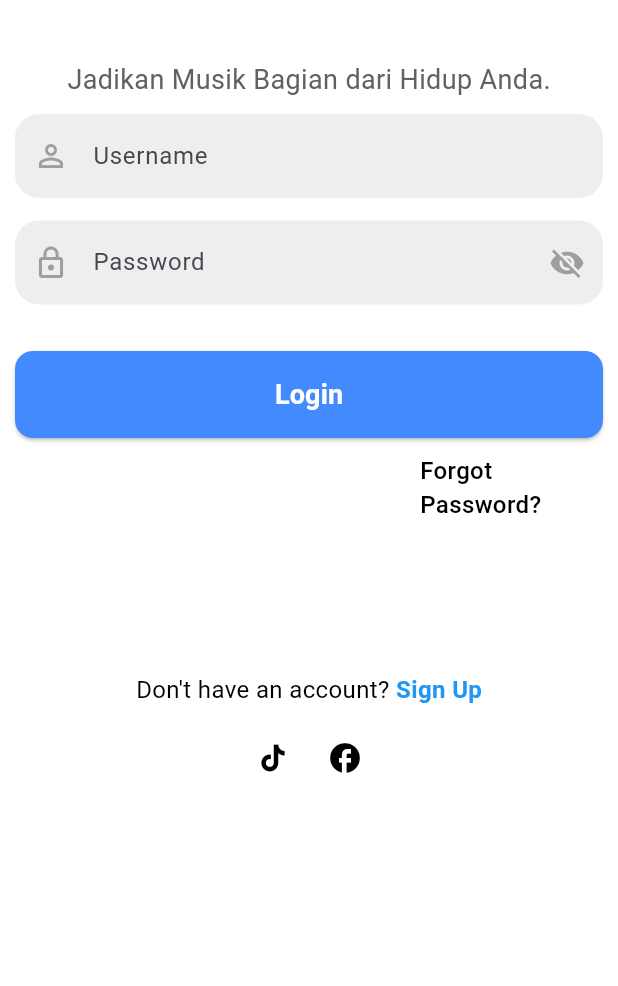
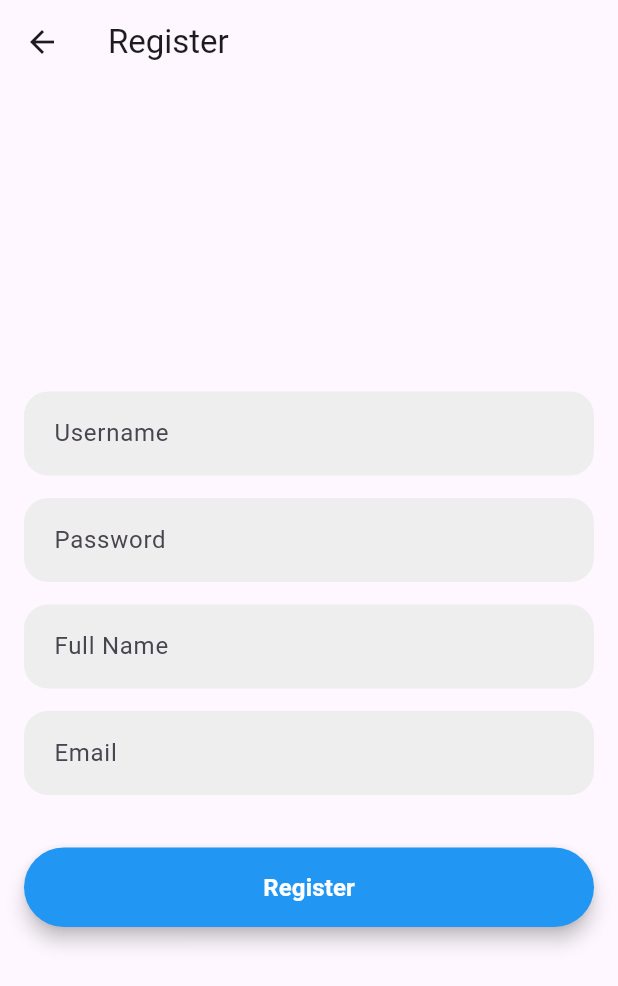
Before and after one commit to nrico25/pas_example, a Flutter app: the screen it shows after launch, after a tap on "Sign Up", on a phone screen of 412 x 824 dp. Shown: the top 986 px of the screen. Run offline on Flutter 3.47's test engine with Material 3 defaults, Android fonts, the phone set to English and light mode, and no system bars; our stand-ins replace get, sqflite; accounts and stored records are empty; network calls fail; Roboto replaces fonts that are missing (NunitoSans).

Commit message:
feat[RIC] add register

```diff
--- a/lib/login/login_page.dart
+++ b/lib/login/login_page.dart
@@ -127,7 +127,9 @@ class LoginApiPage extends StatelessWidget {
                   colors: Colors.black,
                 ),
                 GestureDetector(
-                  onTap: () {},
+                  onTap: () {
+                    Get.toNamed('/register');
+                  },
                   child: MyText(
                     hintText: 'Sign Up',
                     fontSize: 16,
--- a/lib/main.dart
+++ b/lib/main.dart
@@ -4,6 +4,7 @@ import 'package:pas_example/bindings/bindings.dart';
 import 'package:pas_example/login/login_page.dart';
 import 'package:pas_example/pages/bottom_nav_pages.dart';
 import 'package:pas_example/pages/loginPage.dart';
+import 'package:pas_example/register/register_page.dart';
 
 
 void main() {
@@ -25,6 +26,10 @@ class MyApp extends StatelessWidget {
           page: () => LoginApiPage(),
         ),
         GetPage(
+          name: '/register',
+          page: () => RegisterPage(),
+        ),
+        GetPage(
           name: '/bottomnav',
           page: () => BottomNavPage(),
           binding: MyBindings()
--- /dev/null
+++ b/lib/register/register_apiService.dart
@@ -0,0 +1,31 @@
+import 'dart:convert';
+import 'package:http/http.dart' as http;
+import 'package:pas_example/login/loginResponseModel.dart';
+import 'package:pas_example/register/registerResponseModel.dart';
+
+class RegisterService {
+  final url = Uri.parse('https://mediadwi.com/api/latihan/register-user');
+  Future<RegisterResponseModel> registerUser(
+      String username, String password, String fullName, String email) async {
+    try {
+      final response = await http
+          .post(url, headers: <String, String>{
+        'Content-Type': 'application/x-www-form-urlencoded',
+      }, body: <String, String>{
+        'username': username,
+        'password': password,
+        'email': email,
+        'full_name': fullName
+      });
+
+      // Cek status code dan decode response body
+      if (response.statusCode == 200) {
+        return RegisterResponseModel.fromJson(json.decode(response.body));
+      } else {
+        return RegisterResponseModel(status: false, message: 'Server error.');
+      }
+    } catch (e) {
+      return RegisterResponseModel(status: false, message: 'An error occurred: $e');
+    }
+  }
+}
--- /dev/null
+++ b/lib/register/register_controller.dart
@@ -0,0 +1,25 @@
+import 'package:get/get.dart';
+import 'package:pas_example/register/register_apiService.dart';
+
+class RegisterController extends GetxController {
+  final RegisterService _registerService = RegisterService();
+
+  var isLoading = false.obs;
+  var message = ''.obs;
+
+  Future<bool> registerUser(String username, String password, String fullName, String email) async {
+    isLoading.value = true;
+    message.value = '';
+
+    final response = await _registerService.registerUser(username, password, fullName, email);
+
+    if (response.status == true) {
+      message.value = response.message ?? 'Account Created Successfully';
+    } else {
+      message.value = response.message ?? 'Failed to create account';
+    }
+
+    isLoading.value = false;
+    return response.status;
+  }
+}
--- /dev/null
+++ b/lib/register/register_page.dart
@@ -0,0 +1,107 @@
+import 'package:flutter/material.dart';
+import 'package:get/get.dart';
+import 'package:pas_example/widget/my_textField.dart';
+import '../widget/my_text.dart';
+import 'register_controller.dart';
+
+class RegisterPage extends StatelessWidget {
+  final RegisterController controller = Get.put(RegisterController());
+  final TextEditingController usernameController = TextEditingController();
+  final TextEditingController passwordController = TextEditingController();
+  final TextEditingController fullNameController = TextEditingController();
+  final TextEditingController emailController = TextEditingController();
+
+  void register(BuildContext context) async {
+    if (usernameController.text.isEmpty ||
+        passwordController.text.isEmpty ||
+        fullNameController.text.isEmpty ||
+        emailController.text.isEmpty) {
+      ScaffoldMessenger.of(context).showSnackBar(
+        SnackBar(
+          content: Text('Semua field harus diisi!'),
+          backgroundColor: Colors.red,
+        ),
+      );
+    } else {
+      bool result = await controller.registerUser(
+        usernameController.text,
+        passwordController.text,
+        fullNameController.text,
+        emailController.text,
+      );
+      if (result == true) Get.toNamed('/');
+    }
+  }
+
+  @override
+  Widget build(BuildContext context) {
+    return Scaffold(
+      appBar: AppBar(
+        title: Text('Register'),
+      ),
+      body: Padding(
+        padding: const EdgeInsets.all(16.0),
+        child: Column(
+          mainAxisAlignment: MainAxisAlignment.center,
+          crossAxisAlignment: CrossAxisAlignment.stretch,
+          children: [
+            SizedBox(height: 40),
+            MyTextField(
+              hintText: 'Username',
+              controller: usernameController,
+            ),
+            MyTextField(
+              hintText: 'Password',
+              controller: passwordController,
+            ),
+            MyTextField(
+              hintText: 'Full Name',
+              controller: fullNameController,
+            ),
+            MyTextField(
+              hintText: 'Email',
+              controller: emailController,
+            ),
+            SizedBox(height: 20),
+            Obx(() {
+              return controller.isLoading.value
+                  ? Center(
+                      child: Padding(
+                        padding: EdgeInsets.all(16.0),
+                        child: CircularProgressIndicator(),
+                      ),
+                    )
+                  : ElevatedButton(
+                      onPressed: () => register(context),
+                      style: ElevatedButton.styleFrom(
+                        backgroundColor: Colors.blue,
+                        padding:
+                            EdgeInsets.symmetric(vertical: 15, horizontal: 20),
+                        shape: RoundedRectangleBorder(
+                          borderRadius: BorderRadius.circular(30),
+                        ),
+                        elevation: 5,
+                      ),
+                      child: Text(
+                        'Register',
+                        style: TextStyle(
+                          color: Colors.white,
+                          fontSize: 16,
+                          fontWeight: FontWeight.bold,
+                        ),
+                      ),
+                    );
+            }),
+            SizedBox(height: 20),
+            Obx(() {
+              return Text(
+                controller.message.value,
+                style: TextStyle(color: Colors.green),
+              );
+            }),
+          ],
+        ),
+      ),
+    );
+  }
+}
```
Also changed, not shown: lib/register/registerResponseModel.dart (added, +16 -0 lines).
